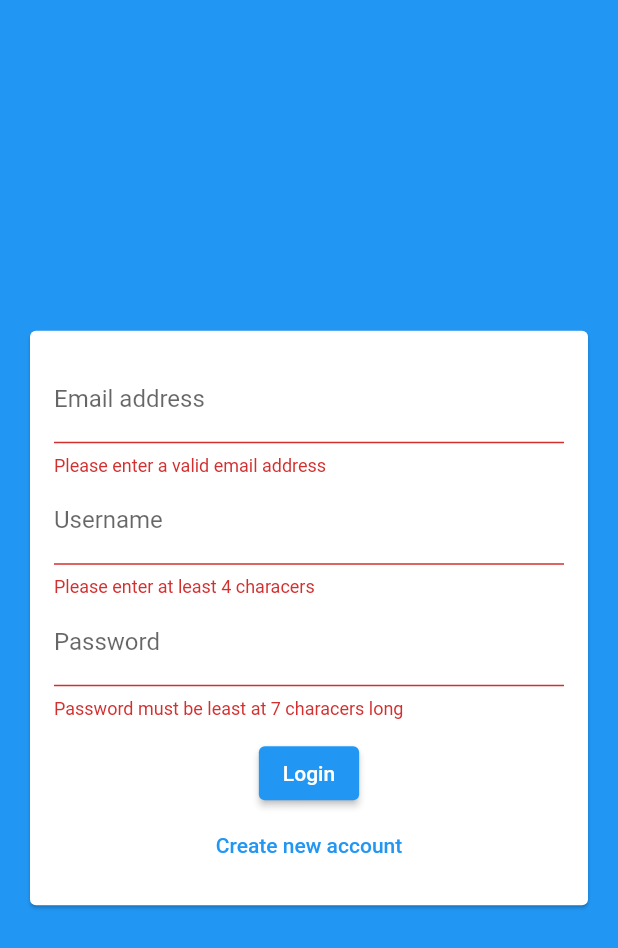
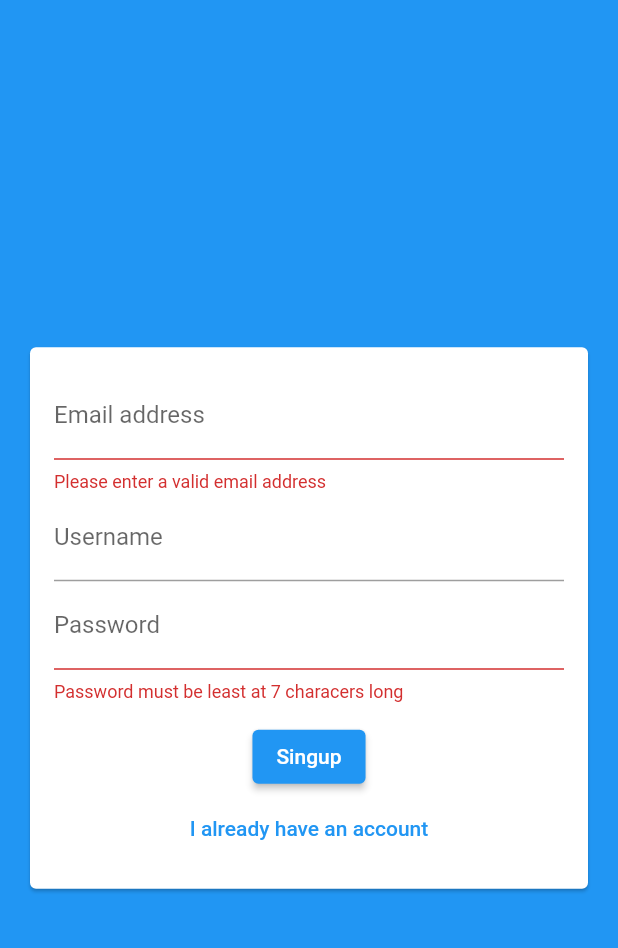
Before and after one commit to HeshanWeerasooriya/chat_app, a Flutter app: the screen it shows after launch, after a tap on "Login", after a tap on "Create new account", on a phone screen of 412 x 824 dp. Shown: the top 948 px of the screen. Run offline on Flutter 3.47's test engine with Material 2 defaults, Android fonts, the phone set to English and light mode, and no system bars; our stand-ins replace cloud_firestore, firebase_core; accounts and stored records are empty.

Commit message:
Changing auth form according to user loged or not

```diff
--- a/chat_app/lib/widgets/auth/auth_form.dart
+++ b/chat_app/lib/widgets/auth/auth_form.dart
@@ -9,9 +9,10 @@ class AuthForm extends StatefulWidget {
 
 class _AuthFormState extends State<AuthForm> {
   final _formKey = GlobalKey<FormState>();
-  String _userEmail = '';
-  String _userName = '';
-  String _userPassword = '';
+  var _isLogin = true;
+  var _userEmail = '';
+  var _userName = '';
+  var _userPassword = '';
 
   void _trySubmit() {
     final isValid = _formKey.currentState!.validate();
@@ -39,6 +40,7 @@ class _AuthFormState extends State<AuthForm> {
                 mainAxisSize: MainAxisSize.min,
                 children: [
                   TextFormField(
+                    key: ValueKey('email'),
                     validator: (value) {
                       if (value!.isEmpty || !value.contains('@')) {
                         return 'Please enter a valid email address';
@@ -53,7 +55,9 @@ class _AuthFormState extends State<AuthForm> {
                       _userEmail = value!;
                     },
                   ),
+                  if (!_isLogin)
                     TextFormField(
+                      key: ValueKey('username'),
                       validator: (value) {
                         if (value!.isEmpty || value.length < 4) {
                           return 'Please enter at least 4 characers';
@@ -68,6 +72,7 @@ class _AuthFormState extends State<AuthForm> {
                       },
                     ),
                   TextFormField(
+                    key: ValueKey('password'),
                     validator: (value) {
                       if (value!.isEmpty || value.length < 7) {
                         return 'Password must be least at 7 characers long';
@@ -84,12 +89,18 @@ class _AuthFormState extends State<AuthForm> {
                   ),
                   SizedBox(height: 12),
                   ElevatedButton(
-                    child: Text('Login'),
+                    child: Text(_isLogin ? 'Login' : 'Singup'),
                     onPressed: _trySubmit,
                   ),
                   TextButton(
-                    child: Text('Create new account'),
-                    onPressed: () {},
+                    child: Text(_isLogin
+                        ? 'Create new account'
+                        : 'I already have an account'),
+                    onPressed: () {
+                      setState(() {
+                        _isLogin = !_isLogin;
+                      });
+                    },
                   )
                 ],
               ),
```
Lines whose indentation alone changed are shown as unchanged.
